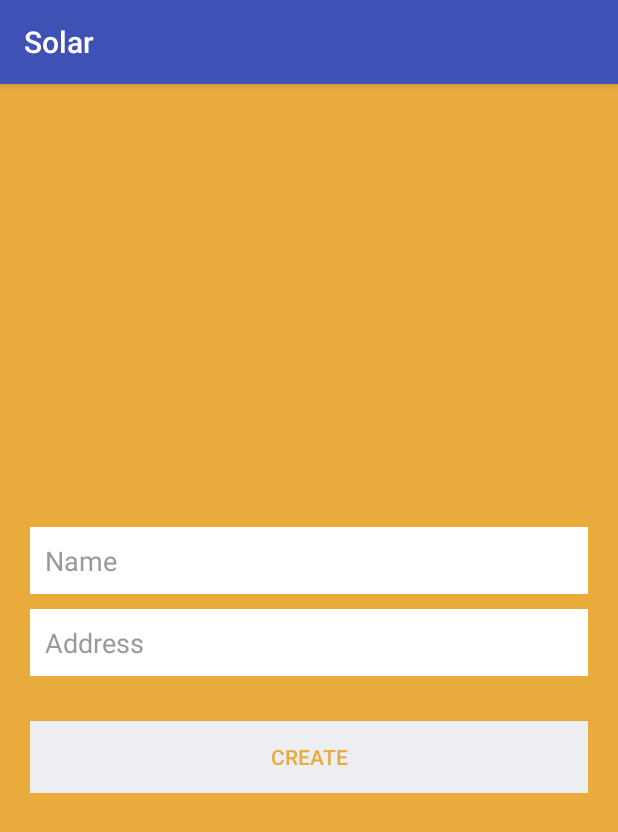
After one commit to JoseloGR/Solar, an Android app: the CreateProject screen opened directly, with no data from a screen before it, on a phone screen of 412 x 824 dp. The commit adds this screen. Shown: the top 832 px of the screen. Run offline under Robolectric (Android 15) with nearby library versions, the phone set to English and light mode, and no system bars.

Commit message:
Pantalla para crear proyecto

```diff
--- a/app/src/main/AndroidManifest.xml
+++ b/app/src/main/AndroidManifest.xml
@@ -18,7 +18,8 @@
         </activity>
         <activity android:name=".MainActivity" />
         <activity android:name=".Proyects" />
-        <activity android:name=".Register"></activity>
+        <activity android:name=".Register" />
+        <activity android:name=".CreateProject"></activity>
     </application>
 
 </manifest>
--- /dev/null
+++ b/app/src/main/java/com/itesm/digital/solar/CreateProject.java
@@ -0,0 +1,25 @@
+package com.itesm.digital.solar;
+
+import android.support.v7.app.AppCompatActivity;
+import android.os.Bundle;
+import android.widget.Button;
+import android.widget.EditText;
+
+public class CreateProject extends AppCompatActivity {
+
+    private EditText name;   //guarda el nombre del proyecto
+    private EditText address;  //guarda la dirección del cliente
+
+    @Override
+    protected void onCreate(Bundle savedInstanceState) {
+        super.onCreate(savedInstanceState);
+        setContentView(R.layout.activity_create_project);
+
+        name = (EditText) findViewById(R.id.name_project);
+        address = (EditText) findViewById(R.id.address_client);
+
+        Button btn_create = (Button) findViewById(R.id.create_project); //relaciona el objeto con el boton de create
+
+
+    }
+}
--- a/app/src/main/java/com/itesm/digital/solar/Login.java
+++ b/app/src/main/java/com/itesm/digital/solar/Login.java
@@ -10,22 +10,24 @@ import android.widget.Toast;
 
 public class Login extends AppCompatActivity {
 
-    private EditText user, password;
+    private EditText user;    //guarda el usuario a ingresar
+    private EditText password;  //guarda la contraseña introducida por el usuario
 
     @Override
     protected void onCreate(Bundle savedInstanceState) {
         super.onCreate(savedInstanceState);
         setContentView(R.layout.activity_login);
 
-        user = (EditText) findViewById(R.id.user_text);
-        password = (EditText) findViewById(R.id.password_text);
+        user = (EditText) findViewById(R.id.user_text);  //recibe lo que el usuario ingreso
+        password = (EditText) findViewById(R.id.password_text); //recibe lo que el usuario ingreso
 
-        Button btn_access = (Button) findViewById(R.id.login_button);
+        Button btn_access = (Button) findViewById(R.id.login_button);  //relaciona el objeto con el boton
         Button btn_register = (Button) findViewById(R.id.register_button);
 
         btn_access.setOnClickListener(new View.OnClickListener() {
             @Override
-            public void onClick(View v) {
+            public void onClick(View v) {    //activa un supervisor para quién aprete el boton
+                //usuario dummy para ingresar
                 if (user.getText().toString().equals("hola")  && password.getText().toString().equals("hola")) {
                     Intent mainIntent = new Intent().setClass(Login.this, Proyects.class);
                     startActivity(mainIntent);
@@ -40,6 +42,7 @@ public class Login extends AppCompatActivity {
         btn_register.setOnClickListener(new View.OnClickListener() {
             @Override
             public void onClick(View v) {
+                //lleva a la pantalla de registro
                 Intent mainIntent = new Intent().setClass(Login.this, Register.class);
                 startActivity(mainIntent);
             }
--- a/app/src/main/java/com/itesm/digital/solar/Proyects.java
+++ b/app/src/main/java/com/itesm/digital/solar/Proyects.java
@@ -1,7 +1,10 @@
 package com.itesm.digital.solar;
 
+import android.content.Intent;
 import android.support.v7.app.AppCompatActivity;
 import android.os.Bundle;
+import android.view.View;
+import android.widget.Button;
 
 public class Proyects extends AppCompatActivity {
 
@@ -9,5 +12,24 @@ public class Proyects extends AppCompatActivity {
     protected void onCreate(Bundle savedInstanceState) {
         super.onCreate(savedInstanceState);
         setContentView(R.layout.activity_proyects);
+
+        Button btn_projects = (Button) findViewById(R.id.projects);
+        Button btn_create = (Button) findViewById(R.id.generate_project);
+
+        /*btn_projects.setOnClickListener(new View.OnClickListener() {
+            @Override
+            public void onClick(View v) {
+                Intent mainIntent = new Intent().setClass(Proyects.this, Register.class);
+                startActivity(mainIntent);
+            }
+        });*/
+
+        btn_create.setOnClickListener(new View.OnClickListener() {
+            @Override
+            public void onClick(View v) {
+                Intent mainIntent = new Intent().setClass(Proyects.this, CreateProject.class);
+                startActivity(mainIntent);
+            }
+        });
     }
 }
--- a/app/src/main/java/com/itesm/digital/solar/Register.java
+++ b/app/src/main/java/com/itesm/digital/solar/Register.java
@@ -28,6 +28,7 @@ public class Register extends AppCompatActivity {
         btn_add.setOnClickListener(new View.OnClickListener() {
             @Override
             public void onClick(View v) {
+                //verifica si ambas contraseñas son las mismas
                 if(password.getText().toString().equals(repassword.getText().toString()) ) {
                     Toast.makeText(getApplicationContext(), "Check your mail", Toast.LENGTH_SHORT).show();
                     Intent mainIntent = new Intent().setClass(Register.this, Login.class);
--- /dev/null
+++ b/app/src/main/res/layout/activity_create_project.xml
@@ -0,0 +1,54 @@
+<?xml version="1.0" encoding="utf-8"?>
+<LinearLayout xmlns:android="http://schemas.android.com/apk/res/android"
+    xmlns:app="http://schemas.android.com/apk/res-auto"
+    xmlns:tools="http://schemas.android.com/tools"
+    android:orientation="vertical"
+    android:layout_width="fill_parent"
+    android:layout_height="fill_parent"
+    android:background="@color/bg_login"
+    android:gravity="center">
+
+    <LinearLayout
+        android:layout_width="fill_parent"
+        android:layout_height="wrap_content"
+        android:layout_gravity="center"
+        android:orientation="vertical"
+        android:paddingLeft="20dp"
+        android:paddingRight="20dp">
+
+        <EditText
+            android:id="@+id/name_project"
+            android:hint="@string/name_user_hint_textbox"
+            android:inputType="textPersonName"
+            android:layout_width="fill_parent"
+            android:layout_height="wrap_content"
+            android:layout_marginBottom="10dp"
+            android:background="@color/white"
+            android:padding="10dp"
+            android:singleLine="true"
+            android:textColor="@color/input_login"
+            android:textColorHint="@color/input_login_hint"/>
+
+        <EditText
+            android:id="@+id/address_client"
+            android:hint="@string/address_project"
+            android:inputType="textPersonName"
+            android:layout_width="fill_parent"
+            android:layout_height="wrap_content"
+            android:layout_marginBottom="10dp"
+            android:background="@color/white"
+            android:padding="10dp"
+            android:singleLine="true"
+            android:textColor="@color/input_login"
+            android:textColorHint="@color/input_login_hint" />
+
+        <Button
+            android:id="@+id/create_project"
+            android:text="@string/create"
+            android:layout_width="fill_parent"
+            android:layout_height="wrap_content"
+            android:layout_marginTop="20dip"
+            android:background="@color/btn_login_bg"
+            android:textColor="@color/btn_login"/>
+    </LinearLayout>
+</LinearLayout>
--- a/app/src/main/res/layout/activity_proyects.xml
+++ b/app/src/main/res/layout/activity_proyects.xml
@@ -19,7 +19,7 @@
         android:layout_marginTop="20dip"
         android:background="@color/btn_login_bg"
         android:textColor="@color/btn_login"
-        android:id="@+id/client_btn_catalog" />
+        android:id="@+id/projects" />
 
     <Button
         android:text="@string/create_new_proyect"
@@ -28,6 +28,6 @@
         android:layout_marginTop="20dip"
         android:background="@color/btn_login_bg"
         android:textColor="@color/btn_login"
-        android:id="@+id/client_btn_history" />
+        android:id="@+id/generate_project" />
 
 </LinearLayout>
--- a/app/src/main/res/values/strings.xml
+++ b/app/src/main/res/values/strings.xml
@@ -18,4 +18,8 @@
     <!-- activity_proyects -->
     <string name="see_proyects">See Proyects</string>
     <string name="create_new_proyect">Create New Proyect</string>
+
+    <!-- activity_create_project -->
+    <string name="address_project">Address</string>
+    <string name="create">Create</string>
 </resources>
```
